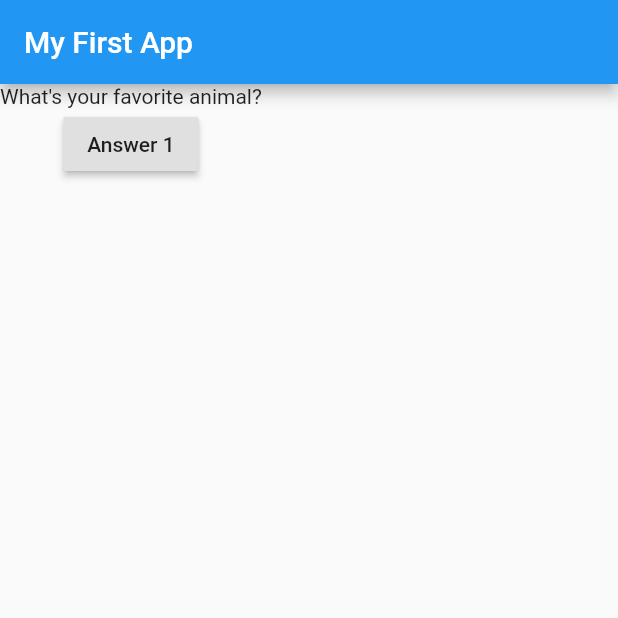
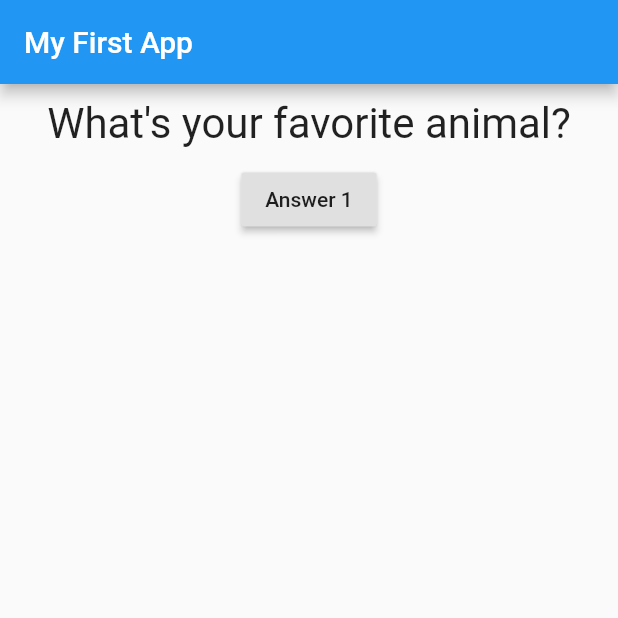
Before and after one commit to Qodify/flutter_app, a Flutter app: the screen it shows after launch, after a tap on "Answer 1", on a phone screen of 412 x 824 dp, the top half of it. Run offline on Flutter 3.47's test engine with Material 2 defaults, Android fonts, the phone set to English and light mode, and no system bars.

```diff
--- a/lib/main.dart
+++ b/lib/main.dart
@@ -1,8 +1,7 @@
 import 'package:flutter/material.dart';
 
-// void main() {
-//   runApp(MyApp()); //calls build method in Widget
-// }
+import './question.dart';
+
 void main() => runApp(MyApp());
 
 class MyApp extends StatefulWidget {
@@ -11,11 +10,11 @@ class MyApp extends StatefulWidget {
 }
 
 class _MyAppState extends State<MyApp> {
-  var questionIndex = 0;
+  var _questionIndex = 0; //properties
 
-    void answerQuestion() {
+    void _answerQuestion() {
       setState(() {
-        questionIndex = questionIndex + 1;
+        _questionIndex = _questionIndex + 1;
       });
     }
 
@@ -36,10 +35,11 @@ class _MyAppState extends State<MyApp> {
         ),
         body: Column(
           children: <Widget>[
-            Text(questions[questionIndex]),
+            Question(questions[_questionIndex]),
+            // Text(questions[_questionIndex]),
             RaisedButton(
               child: Text('Answer 1'),
-              onPressed: answerQuestion,
+              onPressed: _answerQuestion,
             ),
             // RaisedButton(
             //   child: Text('Answer 2'),
--- /dev/null
+++ b/lib/question.dart
@@ -0,0 +1,19 @@
+import 'package:flutter/material.dart';
+
+class Question extends StatelessWidget {
+  final String questionText; //this var will never change after the constructor.
+  Question(this.questionText);
+
+  @override
+  Widget build(BuildContext context) {
+    return Container(
+      width: double.infinity,
+      margin: EdgeInsets.all(10),
+          child: Text(
+        questionText,
+        style: TextStyle(fontSize: 28),
+        textAlign: TextAlign.center,
+      ),
+    );
+  }
+}
```
Also changed, not shown: notes.assets/image-20200418152640882.png (added).
